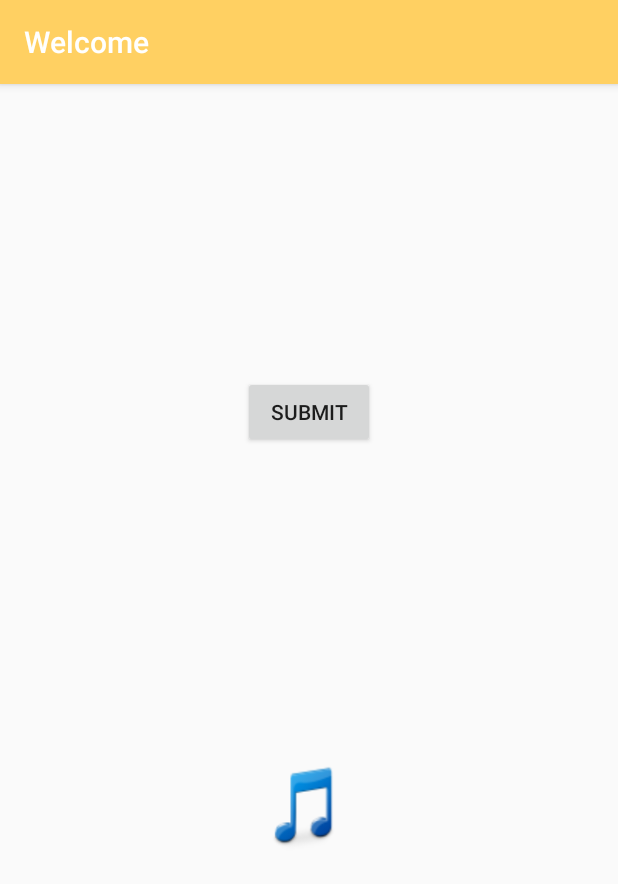
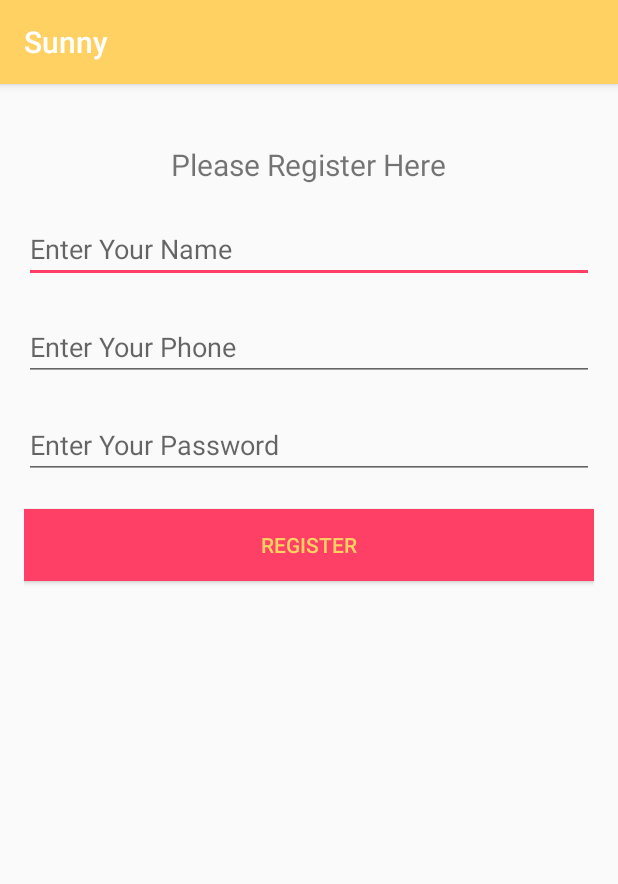
Before and after one commit to ishantk/ActivityDemo, an Android app: the screen it shows after launch (WelcomeActivity before the commit, RegisterUserActivity after it), on a phone screen of 412 x 824 dp. Shown: the top 884 px of the screen. Run offline under Robolectric (Android 15) with nearby library versions, the phone set to English and light mode, and no system bars; our stand-ins replace ButterKnife.

Commit message:
ContentProvider Insert Operation

```diff
--- a/app/build.gradle
+++ b/app/build.gradle
@@ -28,6 +28,6 @@ dependencies {
     compile 'com.android.support.constraint:constraint-layout:1.0.2'
     compile 'com.android.support:recyclerview-v7:26.0.0-alpha1'
     compile 'com.android.support:support-v4:26.+'
+    compile 'com.jakewharton:butterknife:5.1.1'
     testCompile 'junit:junit:4.12'
-    compile 'com.jakewharton:butterknife:5.1.1'
 }
--- /dev/null
+++ b/app/src/main/java/com/auribises/activitydemo/RegisterUserActivity.java
@@ -0,0 +1,83 @@
+package com.auribises.activitydemo;
+
+import android.content.ContentResolver;
+import android.content.ContentValues;
+import android.net.Uri;
+import android.support.v7.app.AppCompatActivity;
+import android.os.Bundle;
+import android.view.View;
+import android.widget.Button;
+import android.widget.EditText;
+import android.widget.Toast;
+
+import butterknife.ButterKnife;
+import butterknife.InjectView;
+
+public class RegisterUserActivity extends AppCompatActivity implements View.OnClickListener{
+
+
+    @InjectView(R.id.editTextName)
+    EditText eTxtName;
+
+    @InjectView(R.id.editTextPhone)
+    EditText eTxtPhone;
+
+    @InjectView(R.id.editTextPassword)
+    EditText eTxtPassword;
+
+    @InjectView(R.id.buttonRegister)
+    Button btnSubmit;
+
+    User uRef;
+    ContentValues values;
+    ContentResolver resolver;
+
+    @Override
+    protected void onCreate(Bundle savedInstanceState) {
+        super.onCreate(savedInstanceState);
+        setContentView(R.layout.activity_register_user);
+
+        ButterKnife.inject(this);
+
+        btnSubmit.setOnClickListener(this);
+
+        uRef = new User();
+
+        resolver = getContentResolver();
+
+    }
+
+    void registerUser(){
+
+        values = new ContentValues();
+
+        values.put(Util.COL_NAME,uRef.name);
+        values.put(Util.COL_PHONE,uRef.phone);
+        values.put(Util.COL_PASSWORD,uRef.password);
+
+        Uri uri = resolver.insert(Util.uri,values);
+        Toast.makeText(this,uRef.name+" registered successfully !! "+uri.getLastPathSegment(),Toast.LENGTH_LONG).show();
+
+        clearFields();
+
+    }
+    void clearFields(){
+        eTxtName.setText("");
+        eTxtPhone.setText("");
+        eTxtPassword.setText("");
+    }
+
+
+    @Override
+    public void onClick(View view) {
+        if(view.getId() == R.id.buttonRegister){
+
+            uRef.name = eTxtName.getText().toString().trim();
+            uRef.phone = eTxtPhone.getText().toString().trim();
+            uRef.password = eTxtPassword.getText().toString().trim();
+
+            registerUser();
+
+        }
+    }
+}
--- a/app/src/main/java/com/auribises/activitydemo/SplashActivity.java
+++ b/app/src/main/java/com/auribises/activitydemo/SplashActivity.java
@@ -24,7 +24,7 @@ public class SplashActivity extends AppCompatActivity {
         @Override
         public void handleMessage(Message msg) {
             if(msg.what == 101){
-                Intent intent = new Intent(SplashActivity.this,WelcomeActivity.class);
+                Intent intent = new Intent(SplashActivity.this,RegisterUserActivity.class);
                 startActivity(intent);
                 finish();
             }
--- /dev/null
+++ b/app/src/main/res/layout/activity_register_user.xml
@@ -0,0 +1,55 @@
+<?xml version="1.0" encoding="utf-8"?>
+<LinearLayout xmlns:android="http://schemas.android.com/apk/res/android"
+    xmlns:app="http://schemas.android.com/apk/res-auto"
+    xmlns:tools="http://schemas.android.com/tools"
+    android:layout_width="match_parent"
+    android:layout_height="match_parent"
+    android:padding="16dp"
+    android:orientation="vertical"
+    tools:context="com.auribises.activitydemo.RegisterUserActivity">
+
+    <TextView
+        android:id="@+id/textView4"
+        android:textSize="20dp"
+        android:layout_width="wrap_content"
+        android:layout_height="wrap_content"
+        android:text="Please Register Here"
+        android:layout_gravity="center"
+        android:layout_marginTop="24dp"/>
+
+    <EditText
+        android:id="@+id/editTextName"
+        android:layout_width="match_parent"
+        android:layout_height="wrap_content"
+        android:ems="10"
+        android:layout_marginTop="20dp"
+        android:inputType="textPersonName"
+        android:hint="Enter Your Name" />
+
+    <EditText
+        android:id="@+id/editTextPhone"
+        android:layout_width="match_parent"
+        android:layout_height="wrap_content"
+        android:ems="10"
+        android:inputType="phone"
+        android:layout_marginTop="20dp"
+        android:hint="Enter Your Phone"  />
+
+    <EditText
+        android:id="@+id/editTextPassword"
+        android:layout_width="match_parent"
+        android:layout_height="wrap_content"
+        android:ems="10"
+        android:layout_marginTop="20dp"
+        android:inputType="textPassword"
+        android:hint="Enter Your Password"  />
+
+    <Button
+        android:id="@+id/buttonRegister"
+        android:background="@color/colorAccent"
+        android:textColor="@color/colorPrimary"
+        android:layout_width="match_parent"
+        android:layout_height="wrap_content"
+        android:layout_marginTop="20dp"
+        android:text="Register" />
+</LinearLayout>
```
Also changed, not shown: app/src/main/AndroidManifest.xml (+10 -2 lines), app/src/main/java/com/auribises/activitydemo/MyContentProvider.java (added, +82 -0 lines), app/src/main/java/com/auribises/activitydemo/User.java (added, +56 -0 lines), app/src/main/java/com/auribises/activitydemo/Util.java (added, +34 -0 lines).
